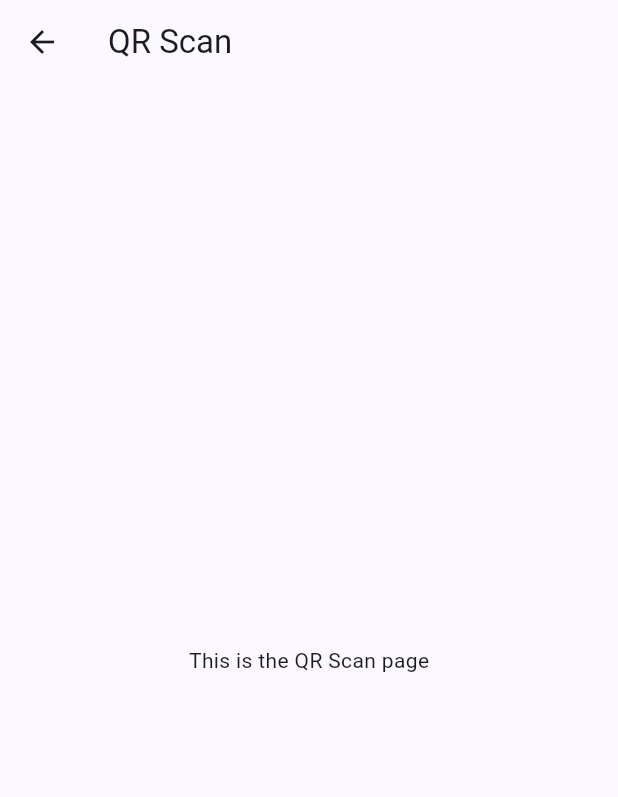
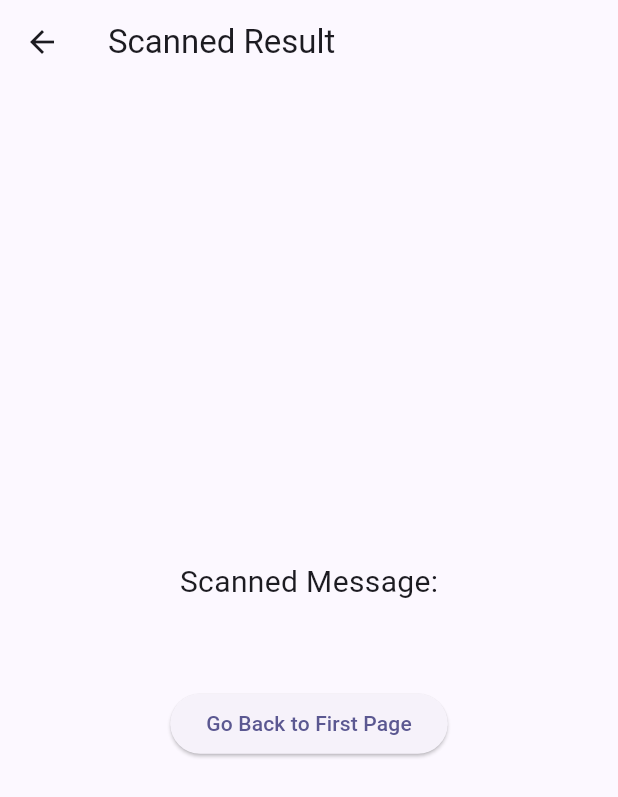
Before and after one commit to udaravimukthi/rstbs_qr_code_reader, a Flutter app: the screen it shows after launch, after a tap on "Check QR Updates", on a phone screen of 412 x 824 dp. Shown: the top 797 px of the screen. Run offline on Flutter 3.47's test engine with Material 3 defaults, Android fonts, the phone set to English and light mode, and no system bars; missing offline and left inert: flutter_barcode_scanner.

Commit message:
added main UI s

```diff
--- a/lib/main.dart
+++ b/lib/main.dart
@@ -1,5 +1,5 @@
 import 'package:flutter/material.dart';
-import 'package:flutter/services.dart'; // Add this import
+import 'package:flutter_barcode_scanner/flutter_barcode_scanner.dart';
 
 void main() {
   runApp(const MyApp());
@@ -32,11 +32,21 @@ class MyHomePage extends StatefulWidget {
 }
 
 class _MyHomePageState extends State<MyHomePage> {
-  void _navigateToScanPage() {
-    // Navigate to the scan page
+  void _navigateToScanPage() async {
+    // Get the scanned QR code result
+    String barcodeScanResult = await FlutterBarcodeScanner.scanBarcode(
+      '#ff6666', // Customize the scanner overlay color
+      'Cancel', // Text for the cancel button
+      true, // Enable flash
+      ScanMode.QR, // Specify the scan mode (QR code in this case)
+    );
+
+    // Navigate to a new page to display the scanned message
     Navigator.push(
       context,
-      MaterialPageRoute(builder: (context) => ScanPage()),
+      MaterialPageRoute(
+        builder: (context) => ScanResultPage(result: barcodeScanResult),
+      ),
     );
   }
 
@@ -81,15 +91,33 @@ class _MyHomePageState extends State<MyHomePage> {
   }
 }
 
-class ScanPage extends StatelessWidget {
+class ScanResultPage extends StatelessWidget {
+  final String result;
+
+  const ScanResultPage({Key? key, required this.result}) : super(key: key);
+
   @override
   Widget build(BuildContext context) {
     return Scaffold(
       appBar: AppBar(
-        title: Text('QR Scan'),
+        title: Text('Scanned Result'),
       ),
       body: Center(
-        child: Text('This is the QR Scan page'),
+        child: Column(
+          mainAxisAlignment: MainAxisAlignment.center,
+          children: [
+            Text('Scanned Message:', style: TextStyle(fontSize: 20)),
+            SizedBox(height: 10),
+            Text(result, style: TextStyle(fontSize: 18)),
+            SizedBox(height: 20),
+            ElevatedButton(
+              onPressed: () {
+                Navigator.popUntil(context, ModalRoute.withName('/'));
+              },
+              child: Text('Go Back to First Page'),
+            ),
+          ],
+        ),
       ),
     );
   }
--- a/pubspec.yaml
+++ b/pubspec.yaml
@@ -30,7 +30,7 @@ environment:
 dependencies:
   flutter:
     sdk: flutter
-
+  flutter_barcode_scanner: ^2.0.0
 
   # The following adds the Cupertino Icons font to your application.
   # Use with the CupertinoIcons class for iOS style icons.
```
